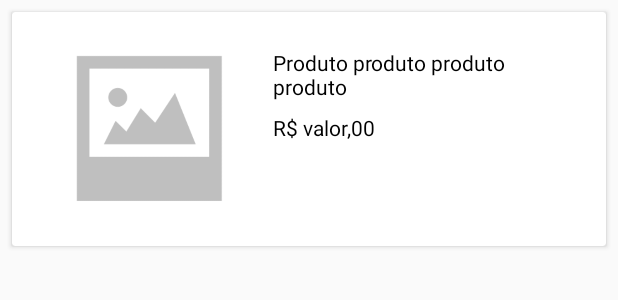
After one commit to biielgg/OLX_Clone, an Android app: the layout adapter_anuncio.xml on its own in the app's theme, with its tools: preview values and no code run, on a phone screen of 412 x 824 dp. The commit adds this screen. Shown: the top 300 px of the screen. Run offline under Robolectric (Android 15) with nearby library versions, the phone set to English and light mode, and no system bars.

Commit message:
Aula 372

```diff
--- /dev/null
+++ b/app/src/main/res/layout/adapter_anuncio.xml
@@ -0,0 +1,45 @@
+<?xml version="1.0" encoding="utf-8"?>
+
+<android.support.v7.widget.CardView xmlns:android="http://schemas.android.com/apk/res/android"
+    xmlns:app="http://schemas.android.com/apk/res-auto"
+    android:layout_width="match_parent"
+    android:layout_height="wrap_content"
+    android:layout_margin="8dp">
+
+    <LinearLayout
+        android:layout_width="match_parent"
+        android:layout_height="140dp"
+        android:layout_margin="8dp"
+        android:orientation="horizontal"
+        android:padding="8dp">
+
+        <ImageView
+            android:id="@+id/imageAnuncio"
+            android:layout_width="150dp"
+            android:layout_height="wrap_content"
+            android:scaleType="centerInside"
+            app:srcCompat="@drawable/padrao" />
+
+        <LinearLayout
+            android:layout_width="match_parent"
+            android:layout_height="match_parent"
+            android:layout_margin="8dp"
+            android:orientation="vertical">
+
+            <TextView
+                android:id="@+id/textTitulo"
+                android:layout_width="match_parent"
+                android:layout_height="wrap_content"
+                android:text="Produto produto produto produto"
+                android:textColor="@color/black" />
+
+            <TextView
+                android:id="@+id/textPreco"
+                android:layout_width="match_parent"
+                android:layout_height="wrap_content"
+                android:layout_marginTop="8dp"
+                android:text="R$ valor,00"
+                android:textColor="@color/black" />
+        </LinearLayout>
+    </LinearLayout>
+</android.support.v7.widget.CardView>
--- a/app/src/main/res/layout/content_meus_anuncios.xml
+++ b/app/src/main/res/layout/content_meus_anuncios.xml
@@ -9,8 +9,8 @@
 
     <android.support.v7.widget.RecyclerView
         android:id="@+id/recyclerAnuncios"
-        android:layout_width="409dp"
-        android:layout_height="729dp"
+        android:layout_width="0dp"
+        android:layout_height="0dp"
         android:layout_marginStart="8dp"
         android:layout_marginLeft="8dp"
         android:layout_marginTop="8dp"
```
Also changed, not shown: app/src/main/java/com/gabrielgeorge/olxapp/activity/MeusAnunciosActivity.java (+19 -1 lines), app/src/main/java/com/gabrielgeorge/olxapp/adapter/AdapterAnuncios.java (added, +56 -0 lines).
